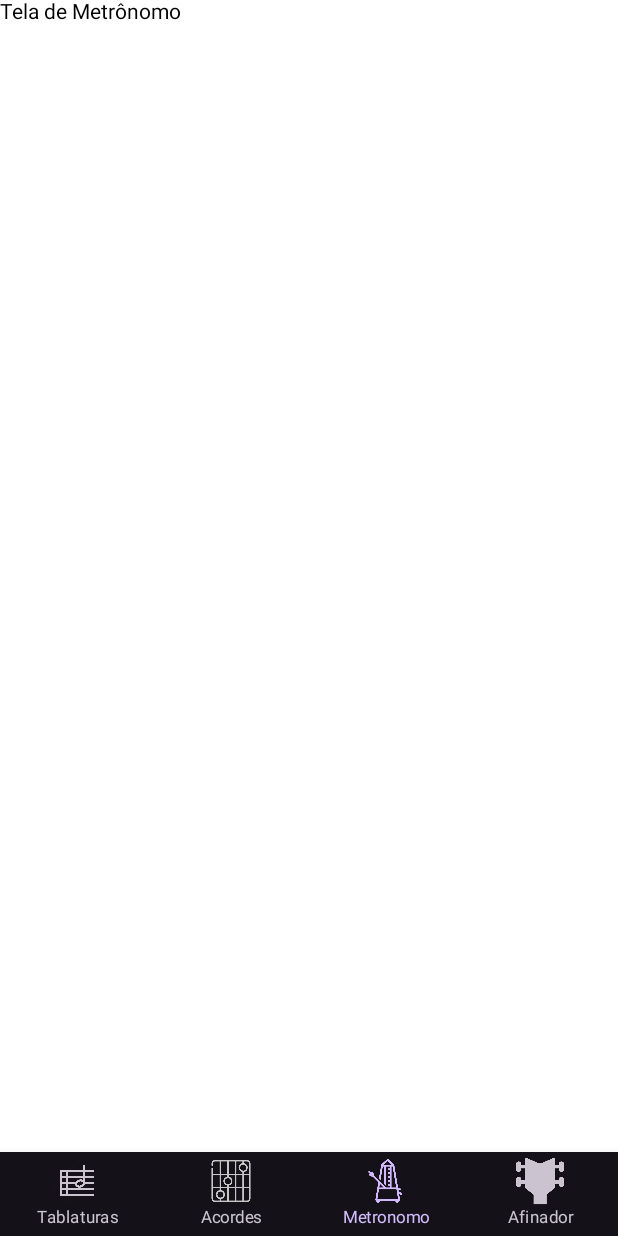
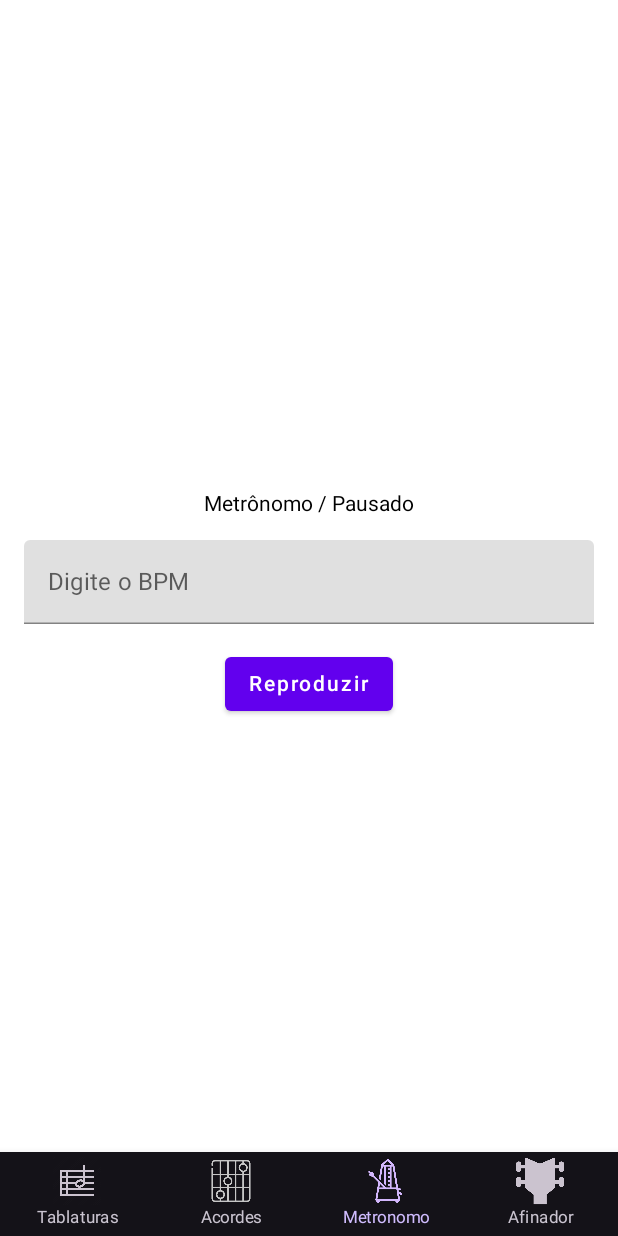
Before and after one commit to lefranc20/ViolaoSuite, an Android app built with Jetpack Compose: the MetronomoScreen screen opened through its navigation route, on a phone screen of 412 x 824 dp. Run offline under Robolectric (Android 15) with nearby library versions, the phone set to English and light mode, and no system bars.

Commit message:
Metrônomo adicionado

```diff
--- a/app/src/main/java/com/example/violao_suite/MainActivity.kt
+++ b/app/src/main/java/com/example/violao_suite/MainActivity.kt
@@ -21,6 +21,19 @@ import androidx.navigation.compose.rememberNavController
 import androidx.navigation.compose.NavHost
 import androidx.navigation.compose.composable
 import androidx.navigation.compose.currentBackStackEntryAsState
+
+
+import androidx.compose.ui.platform.LocalContext
+import android.content.Context
+import android.media.MediaPlayer
+import androidx.compose.foundation.layout.*
+import androidx.compose.material.*
+import androidx.compose.runtime.*
+import androidx.compose.ui.unit.dp
+import androidx.compose.ui.unit.sp
+import kotlinx.coroutines.delay
+import kotlinx.coroutines.launch
+
 import com.example.violao_suite.ui.theme.ViolaoSuiteTheme
 
 class MainActivity : ComponentActivity() {
@@ -128,7 +141,10 @@ fun NavigationHost(navController: NavHostController) {
             AcordeDetalheScreen(acorde)
         }
         composable("tablaturas") { TablaturasScreen() }
-        composable("metronomo") { MetronomoScreen() }
+        composable("metronomo") {
+            val context = LocalContext.current
+            MetronomoScreen(context)
+        }
         composable("afinador") { AfinadorScreen() }
     }
 }
@@ -214,9 +230,82 @@ fun TablaturasScreen() {
 }
 
 @Composable
-fun MetronomoScreen() {
-    Text(text = "Tela de Metrônomo", modifier = Modifier.fillMaxSize())
+fun MetronomoScreen(context: Context) {
+    var isPlaying by remember { mutableStateOf(false) }
+    var bpm by remember { mutableStateOf("") }
+    val scope = rememberCoroutineScope()
+
+    // Inicializa o MediaPlayer apenas uma vez
+    val mediaPlayer = remember { MediaPlayer.create(context, R.raw.metronomo_som) }
+
+    // Função para calcular o intervalo de tempo com base no BPM
+    fun bpmToDelay(bpm: Int): Long {
+        return (60000 / bpm).toLong() // 60000ms = 1 minuto
+    }
+
+    // Função para tocar o som no ritmo do BPM
+    fun startMetronome(bpm: Int) {
+        scope.launch {
+            while (isPlaying) {
+                mediaPlayer.start()
+                delay(bpmToDelay(bpm)) // Pausa até o próximo "click"
+                mediaPlayer.pause()     // Pausa logo após o toque
+                mediaPlayer.seekTo(0)   // Reinicia o som para o início
+            }
+        }
+    }
+
+    Column(
+        modifier = Modifier
+            .fillMaxSize()
+            .padding(16.dp),
+        horizontalAlignment = Alignment.CenterHorizontally,
+        verticalArrangement = Arrangement.Center
+    ) {
+        Text(
+            text = if (isPlaying) "Metrônomo / Reproduzindo" else "Metrônomo / Pausado",
+            modifier = Modifier.padding(bottom = 16.dp)
+        )
+
+        // Campo de texto para o BPM
+        TextField(
+            value = bpm,
+            onValueChange = { bpm = it },
+            label = { Text("Digite o BPM") },
+            modifier = Modifier.fillMaxWidth()
+        )
+
+        Spacer(modifier = Modifier.height(16.dp))
+
+        // Botão de Reproduzir/Pausar
+        Button(onClick = {
+            if (bpm.isNotEmpty() && bpm.toIntOrNull() != null) {
+                isPlaying = !isPlaying
+                if (isPlaying) {
+                    startMetronome(bpm.toInt())
+                } else {
+                    mediaPlayer.pause() // Pausa quando o metrônomo é interrompido
+                }
+            }
+        }) {
+            Text(text = if (isPlaying) "Pausar" else "Reproduzir")
+        }
+
+        Spacer(modifier = Modifier.height(16.dp))
+
+        if (isPlaying) {
+            Text(text = "Tocando a $bpm BPM", fontSize = 18.sp)
+        }
+    }
+
+    // Limpeza do MediaPlayer quando o Composable é removido da tela
+    DisposableEffect(Unit) {
+        onDispose {
+            mediaPlayer.release()
+        }
+    }
 }
+
 
 @Composable
 fun AfinadorScreen() {
```
Also changed, not shown: 1 other file.
